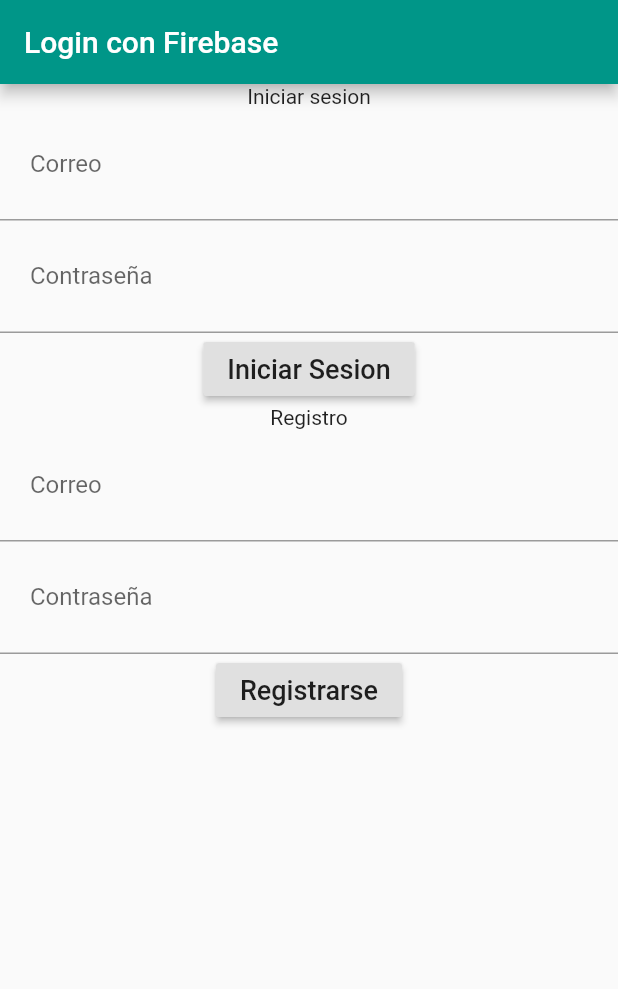
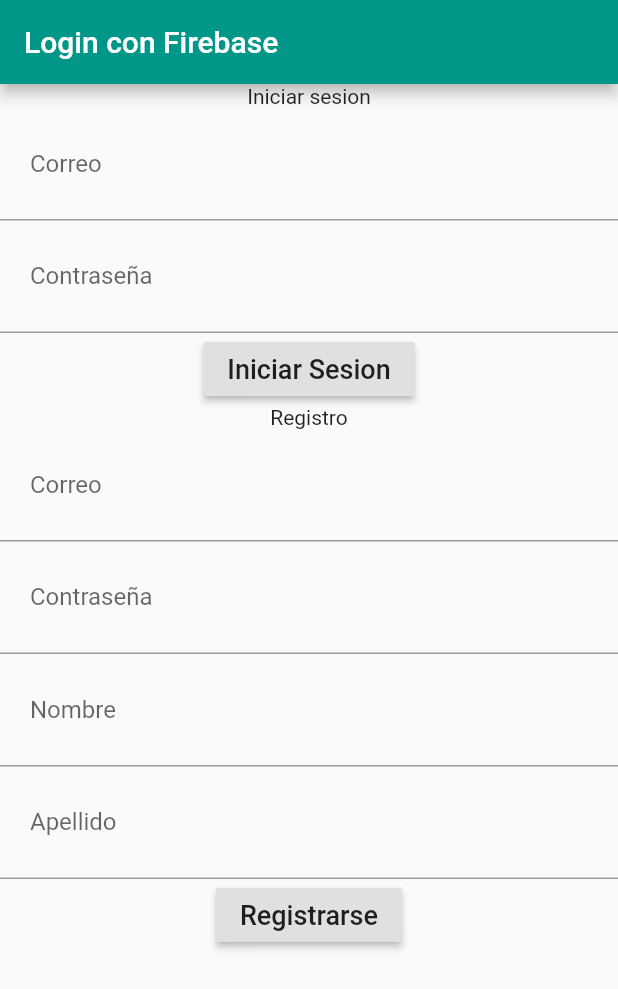
Before and after one commit to EdFBaronG18/lab-flutter, a Flutter app: the screen it shows after launch, on a phone screen of 412 x 824 dp. Shown: the top 989 px of the screen. Run offline on Flutter 3.47's test engine with Material 2 defaults, Android fonts, the phone set to English and light mode, and no system bars; our stand-ins replace firebase_auth, firebase_database; accounts and stored records are empty.

Commit message:
Update: Campos de nombre y apellido REG

```diff
--- a/lib/main.dart
+++ b/lib/main.dart
@@ -1,5 +1,7 @@
 import 'package:flutter/material.dart';
 import 'package:firebase_auth/firebase_auth.dart';
+import 'package:firebase_database/firebase_database.dart';
+import 'package:firebase_database/ui/firebase_animated_list.dart';
 
 void main() => runApp(MyApp());
 
@@ -29,6 +31,7 @@ class MyHomePage extends StatefulWidget {
 
 class _MyHomePageState extends State<MyHomePage> {
   final FirebaseAuth auth = FirebaseAuth.instance;
+  final FirebaseDatabase db = FirebaseDatabase.instance;
 
   final formKey = GlobalKey<FormState>();
   String email = '';
@@ -37,6 +40,8 @@ class _MyHomePageState extends State<MyHomePage> {
   final formKey2 = GlobalKey<FormState>();
   String email2 = '';
   String pass2 = '';
+  String nombre = '';
+  String apellido = '';
 
   void createUser() async {
     try {
@@ -132,6 +137,20 @@ class _MyHomePageState extends State<MyHomePage> {
                           labelText: 'Contraseña',
                           contentPadding: const EdgeInsets.all(20.0)),
                     ),
+                    TextFormField(
+                      obscureText: true,
+                      onSaved: (value) => this.nombre = value,
+                      decoration: InputDecoration(
+                          labelText: 'Nombre',
+                          contentPadding: const EdgeInsets.all(20.0)),
+                    ),
+                    TextFormField(
+                      obscureText: true,
+                      onSaved: (value) => this.apellido = value,
+                      decoration: InputDecoration(
+                          labelText: 'Apellido',
+                          contentPadding: const EdgeInsets.all(20.0)),
+                    ),
                     RaisedButton(
                       onPressed: createUser,
                       child:
--- a/pubspec.yaml
+++ b/pubspec.yaml
@@ -28,6 +28,7 @@ dev_dependencies:
   flutter_test:
     sdk: flutter
   firebase_auth: ^0.15.2
+  firebase_database: ^3.1.1
 
 
 # For information on the generic Dart part of this file, see the
```
Also changed, not shown: pubspec.lock, 1 other file.
